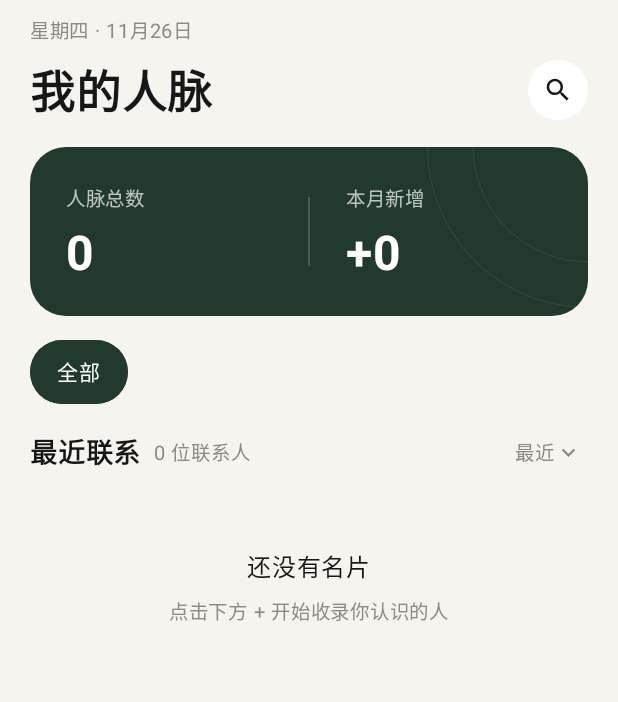
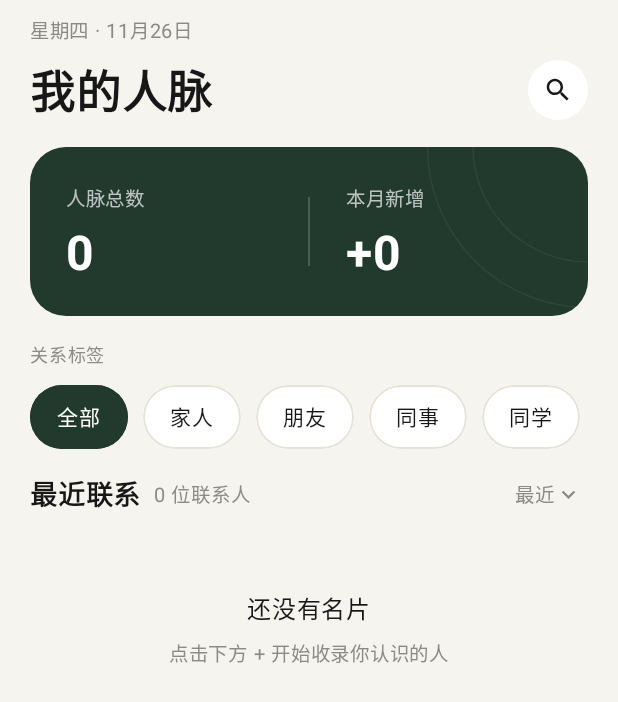
Before and after one commit to fupeng1995/Cardpocket, an Android app built with Jetpack Compose: the composable CardListScreen shown on its own in the app's theme, on a phone screen of 412 x 824 dp. Shown: the top 702 px of the screen. Run offline under Robolectric (Android 15) with nearby library versions, the phone set to English and light mode, and no system bars.

Commit message:
feat: 首页关系标签筛选栏显示标签库全部标签，并优化空状态文案

```diff
--- a/app/src/main/java/com/example/cardpocket/ui/list/CardListScreen.kt
+++ b/app/src/main/java/com/example/cardpocket/ui/list/CardListScreen.kt
@@ -106,8 +106,11 @@ fun CardListScreen(onCardClick: (Long) -> Unit) {
 
     LaunchedEffect(Unit) { AppData.refresh() }
 
-    val relationships = remember(cards) {
-        listOf("全部") + cards.map { it.relationship }.filter { it.isNotBlank() }.distinct()
+    val tagLibrary by AppData.relationshipTags.collectAsState()
+    val relationships = remember(cards, tagLibrary) {
+        val used = cards.map { it.relationship }.filter { it.isNotBlank() }
+        val names = tagLibrary.map { it.name } + used
+        listOf("全部") + names.distinct()
     }
     LaunchedEffect(relationships, selectedRel) {
         if (selectedRel !in relationships) selectedRel = "全部"
@@ -164,7 +167,7 @@ fun CardListScreen(onCardClick: (Long) -> Unit) {
             )
         }
         if (visible.isEmpty()) {
-            item { EmptyState(isSearching = query.isNotEmpty() || selectedRel != "全部") }
+            item { EmptyState(query = query, selectedRel = selectedRel) }
         } else {
             items(visible, key = { it.id }) { card ->
                 Column {
@@ -294,11 +297,17 @@ private fun RelationshipChips(
     selected: String,
     onSelect: (String) -> Unit
 ) {
+    Column(
+        modifier = Modifier
+            .fillMaxWidth()
+            .padding(horizontal = 20.dp, vertical = 6.dp)
+    ) {
+        Text("关系标签", fontSize = 12.sp, color = TextMuted)
+        Spacer(Modifier.height(8.dp))
         Row(
             modifier = Modifier
                 .fillMaxWidth()
-            .horizontalScroll(rememberScrollState())
-            .padding(horizontal = 20.dp, vertical = 8.dp),
+                .horizontalScroll(rememberScrollState()),
             horizontalArrangement = Arrangement.spacedBy(10.dp)
         ) {
             relationships.forEach { rel ->
@@ -317,6 +326,7 @@ private fun RelationshipChips(
                         fontSize = 14.sp,
                         fontWeight = if (active) FontWeight.Medium else FontWeight.Normal
                     )
+                }
             }
         }
     }
@@ -421,7 +431,9 @@ private fun ContactRow(card: Card, onClick: () -> Unit) {
 }
 
 @Composable
-private fun EmptyState(isSearching: Boolean) {
+private fun EmptyState(query: String, selectedRel: String) {
+    val searching = query.isNotBlank()
+    val filtered = selectedRel != "全部"
     Box(
         modifier = Modifier
             .fillMaxWidth()
@@ -430,14 +442,22 @@ private fun EmptyState(isSearching: Boolean) {
     ) {
         Column(horizontalAlignment = Alignment.CenterHorizontally) {
             Text(
-                text = if (isSearching) "没有找到匹配的名片" else "还没有名片",
+                text = when {
+                    searching -> "没有找到匹配的名片"
+                    filtered -> "「$selectedRel」标签下还没有名片"
+                    else -> "还没有名片"
+                },
                 fontSize = 16.sp,
                 fontWeight = FontWeight.Medium,
                 color = TextPrimary
             )
             Spacer(Modifier.height(6.dp))
             Text(
-                text = if (isSearching) "换个关键词或筛选试试" else "点击下方 + 开始收录你认识的人",
+                text = when {
+                    searching -> "换个关键词或筛选试试"
+                    filtered -> "给名片设置该标签后，就会出现在这里"
+                    else -> "点击下方 + 开始收录你认识的人"
+                },
                 fontSize = 13.sp,
                 color = TextMuted
             )
```
Lines whose indentation alone changed are shown as unchanged.
